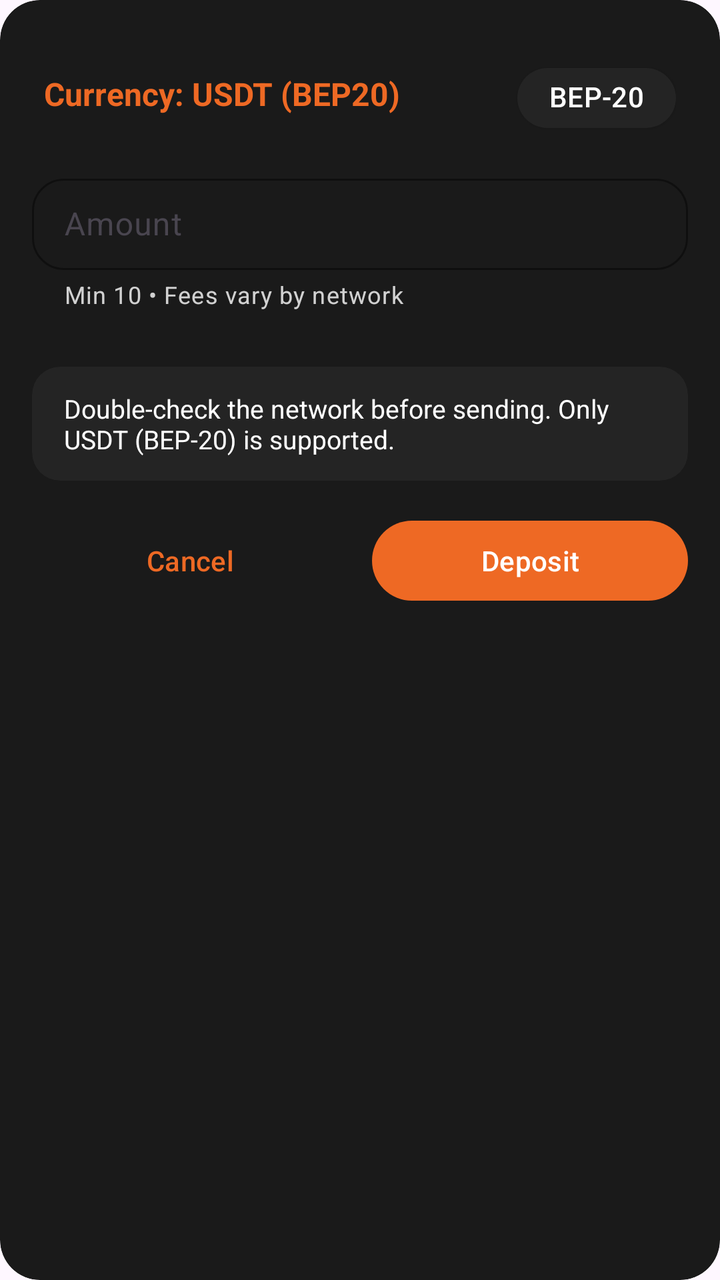
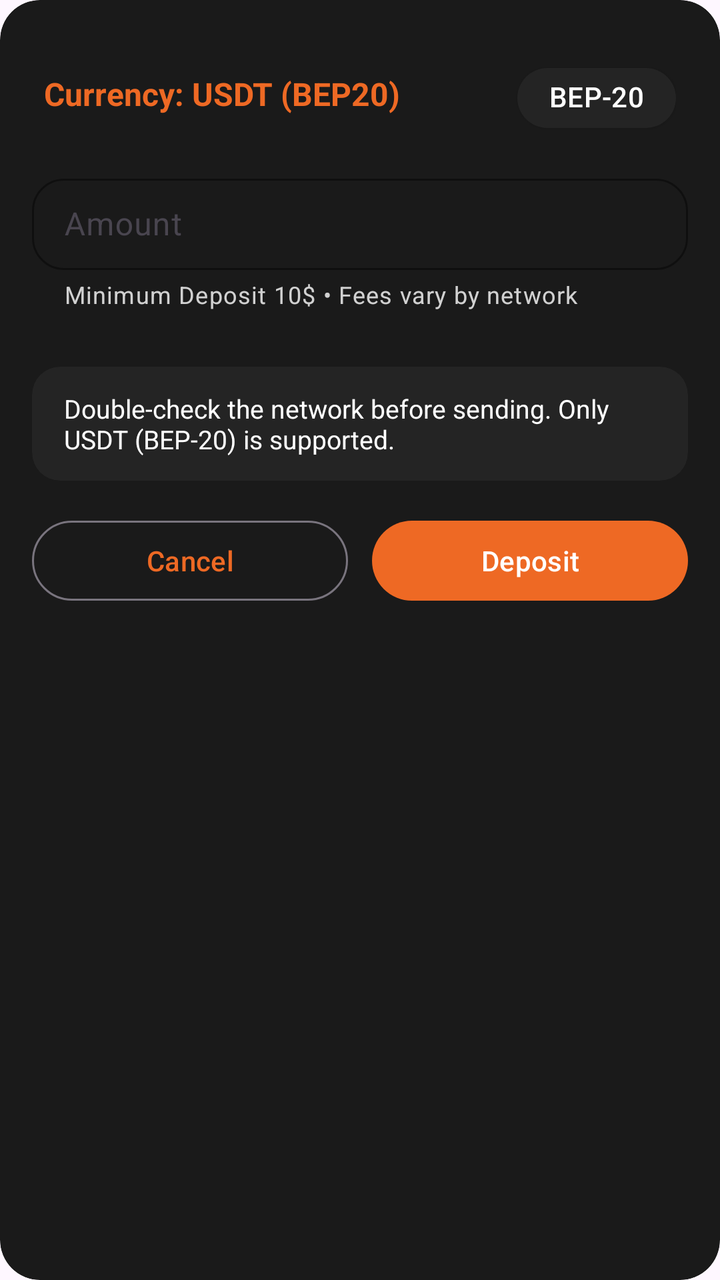

The first picture is an Android layout as it rendered before a commit; the second is the same layout after the commit. The layout source and the unified diff follow.
<!-- AndroidManifest.xml: application theme Theme.Bitbloom -->
<!-- res/layout/dialog_deposit_input.xml -->
<?xml version="1.0" encoding="utf-8"?>
<com.google.android.material.card.MaterialCardView xmlns:android="http://schemas.android.com/apk/res/android"
    xmlns:app="http://schemas.android.com/apk/res-auto"
    android:id="@+id/root"
    android:layout_width="match_parent"
    android:layout_height="wrap_content"
    android:elevation="12dp"
    app:cardBackgroundColor="@color/main_card_color"
    app:cardCornerRadius="20dp"
    app:cardMaxElevation="12dp"
    app:strokeColor="@android:color/transparent">

    <LinearLayout
        android:layout_width="match_parent"
        android:layout_height="wrap_content"
        android:orientation="vertical"
        android:paddingHorizontal="16dp"
        android:paddingVertical="26dp">

        
        <LinearLayout
            android:layout_width="match_parent"
            android:layout_height="wrap_content"
            android:gravity="center_vertical"
            android:orientation="horizontal"
            android:paddingHorizontal="6dp">

            <TextView
                android:id="@+id/tvCurrency"
                android:layout_width="0dp"
                android:layout_height="wrap_content"
                android:layout_weight="1"
                android:paddingTop="2dp"
                android:paddingBottom="6dp"
                android:text="@string/dialog_deposit_input_currency_usdt_bep20"
                android:textColor="@color/orange"
                android:textSize="16sp"
                android:textStyle="bold" />

            <com.google.android.material.chip.Chip
                android:id="@+id/chipNetwork"
                style="@style/Widget.Material3.Chip.Assist.Elevated"
                android:layout_width="wrap_content"
                android:layout_height="46dp"
                android:checkable="false"
                android:text="BEP-20"
                android:textAllCaps="false"
                android:textColor="@android:color/white"
                app:chipBackgroundColor="#242424"
                app:chipCornerRadius="23dp"
                app:chipIconVisible="false"
                app:chipStrokeWidth="0dp" />
        </LinearLayout>

        
        <com.google.android.material.textfield.TextInputLayout
            android:id="@+id/tilAmount"
            style="@style/Widget.Material3.TextInputLayout.OutlinedBox.Dense"
            android:layout_width="match_parent"
            android:layout_height="wrap_content"
            android:layout_marginVertical="12dp"
            android:hint="@string/dialog_deposit_input_amount"
            app:boxBackgroundMode="outline"
            app:boxCornerRadiusBottomEnd="16dp"
            app:boxCornerRadiusBottomStart="16dp"
            app:boxCornerRadiusTopEnd="16dp"
            app:boxCornerRadiusTopStart="16dp"
            app:boxStrokeColor="@color/orange"
            app:boxStrokeWidth="1dp"
            app:boxStrokeWidthFocused="2dp"
            app:endIconMode="clear_text"
            app:helperText="Min 10 • Fees vary by network"
            app:helperTextTextColor="@color/mxg_white_80"
            app:hintTextColor="@color/mxg_white_80"
            app:prefixTextColor="@android:color/white">

            <com.google.android.material.textfield.TextInputEditText
                android:id="@+id/etAmount"
                android:layout_width="match_parent"
                android:layout_height="wrap_content"
                android:contentDescription="@string/enter_deposit_amount_in_usdt"
                android:imeOptions="actionDone"
                android:inputType="numberDecimal"
                android:paddingVertical="12dp"
                android:textColor="@android:color/white"
                android:textColorHint="@color/mxg_white_80" />
        </com.google.android.material.textfield.TextInputLayout>

        
        <com.google.android.material.card.MaterialCardView
            android:id="@+id/infoBanner"
            android:layout_width="match_parent"
            android:layout_height="wrap_content"
            android:layout_marginTop="16dp"
            app:cardBackgroundColor="#242424"
            app:cardCornerRadius="14dp"
            app:cardElevation="0dp"
            app:strokeColor="@android:color/transparent">

            <LinearLayout
                android:layout_width="match_parent"
                android:layout_height="wrap_content"
                android:orientation="horizontal"
                android:padding="12dp">

                <TextView
                    android:id="@+id/tvTip"
                    android:layout_width="0dp"
                    android:layout_height="wrap_content"
                    android:layout_marginHorizontal="4dp"
                    android:layout_weight="1"
                    android:text="Double-check the network before sending. Only USDT (BEP-20) is supported."
                    android:textColor="@android:color/white"
                    android:textSize="13sp" />
            </LinearLayout>
        </com.google.android.material.card.MaterialCardView>

        
        <LinearLayout
            android:layout_width="match_parent"
            android:layout_height="wrap_content"
            android:layout_marginTop="16dp"
            android:orientation="horizontal"
            android:weightSum="2">

            <com.google.android.material.button.MaterialButton
                android:id="@+id/btnCancel"
                style="@style/Widget.Material3.Button.OutlinedButton"
                android:layout_width="0dp"
                android:layout_height="48dp"
                android:layout_weight="1"
                android:text="@string/dialog_deposit_input_cancel"
                android:textAllCaps="false"
                android:textColor="@color/orange"
                app:backgroundTint="@android:color/transparent"
                app:strokeColor="@android:color/transparent" />

            <Space
                android:layout_width="12dp"
                android:layout_height="48dp" />

            <com.google.android.material.button.MaterialButton
                android:id="@+id/btnDeposit"
                style="@style/Widget.Material3.Button"
                android:layout_width="0dp"
                android:layout_height="48dp"
                android:layout_weight="1"
                android:text="@string/dialog_deposit_input_deposit"
                android:textAllCaps="false"
                android:textColor="@android:color/white"
                app:backgroundTint="@color/orange" />
        </LinearLayout>

    </LinearLayout>
</com.google.android.material.card.MaterialCardView>
<!-- resources referenced by this layout -->
<resources>
  <color name="main_card_color">#1A1A1A</color>
  <color name="mxg_white_80">#CCFFFFFF</color>
  <color name="orange">#EE6924</color>
  <string name="dialog_deposit_input_amount">Amount</string>
  <string name="dialog_deposit_input_cancel">Cancel</string>
  <string name="dialog_deposit_input_currency_usdt_bep20">Currency: USDT (BEP20)</string>
  <string name="dialog_deposit_input_deposit">Deposit</string>
  <string name="enter_deposit_amount_in_usdt">Enter deposit amount in USDT</string>
  <style name="Theme.Bitbloom" parent="Base.Theme.Bitbloom">
          
          <item name="editTextStyle">@style/Widget.MXG.EditText.WhiteCursor</item>
          <item name="android:editTextStyle">@style/Widget.MXG.EditText.WhiteCursor</item>
  
          
          <item name="android:textCursorDrawable">@drawable/cursor_white</item>
      </style>
  <style name="Base.Theme.Bitbloom" parent="Theme.Material3.DayNight.NoActionBar">
          <item name="android:statusBarColor">@color/mxg_black</item>
          <item name="colorPrimary">@color/mxg_white</item>
          <item name="android:navigationBarColor">@color/mxg_black</item>
          <item name="android:datePickerDialogTheme">@style/BitbloomDatePickerTheme</item>
      </style>
  <style name="Widget.MXG.EditText.WhiteCursor" parent="Widget.AppCompat.EditText">
          <item name="android:textCursorDrawable">@drawable/cursor_white</item>
      </style>
  <!-- drawable cursor_white (drawable) -->
  <?xml version="1.0" encoding="utf-8"?>
  <shape xmlns:android="http://schemas.android.com/apk/res/android">
      <size android:width="2dp"/>
      <solid android:color="@android:color/white"/>
      <corners android:radius="1dp"/>
  </shape>
  <color name="mxg_black">#000000</color>
  <color name="mxg_white">#FFFFFF</color>
  <style name="BitbloomDatePickerTheme" parent="ThemeOverlay.MaterialComponents.MaterialAlertDialog">
          <item name="colorAccent">@color/status_bar_color</item> 
          <item name="android:headerBackground">@color/light_status_bar_color
          </item> 
          <item name="android:colorControlHighlight">@color/status_bar_color
          </item> 
          <item name="android:colorControlActivated">@color/status_bar_color
          </item> 
          <item name="android:textColorPrimaryInverse">@color/white</item> 
          <item name="android:textColor">@color/status_bar_color</item> 
          <item name="android:textColorPrimary">?attr/colorOnBackground</item> 
      </style>
  <color name="status_bar_color">#EE6924</color>
  <color name="light_status_bar_color">#EE6924</color>
  <color name="white">#FFFFFFFF</color>
</resources>

<!-- the commit's change to res/layout/dialog_deposit_input.xml (unified diff, before → after) -->
@@ -69,7 +69,7 @@
             app:boxStrokeWidth="1dp"
             app:boxStrokeWidthFocused="2dp"
             app:endIconMode="clear_text"
-            app:helperText="Min 10 • Fees vary by network"
+            app:helperText="Minimum Deposit 10$ • Fees vary by network"
             app:helperTextTextColor="@color/mxg_white_80"
             app:hintTextColor="@color/mxg_white_80"
             app:prefixTextColor="@android:color/white">
@@ -133,7 +133,7 @@
                 android:textAllCaps="false"
                 android:textColor="@color/orange"
                 app:backgroundTint="@android:color/transparent"
-                app:strokeColor="@android:color/transparent" />
+                />
 
             <Space
                 android:layout_width="12dp"
